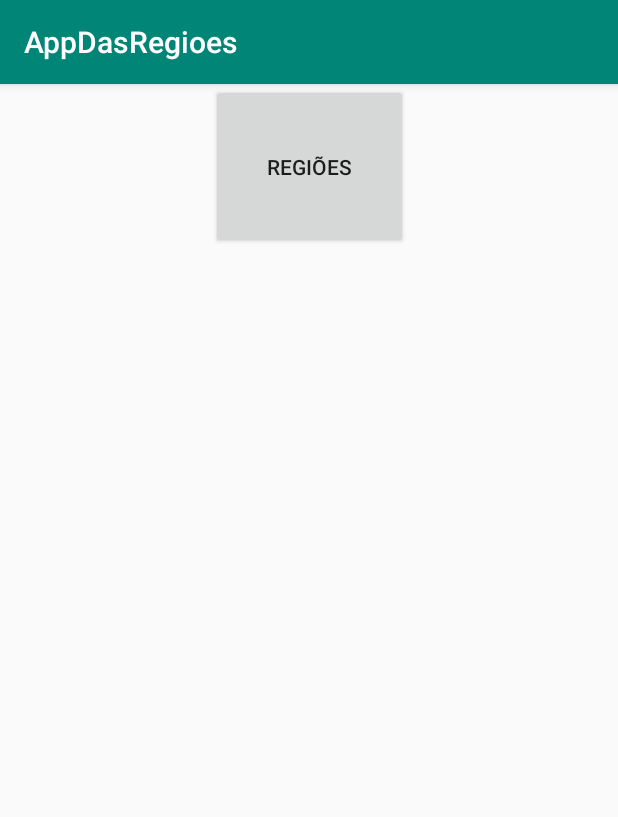
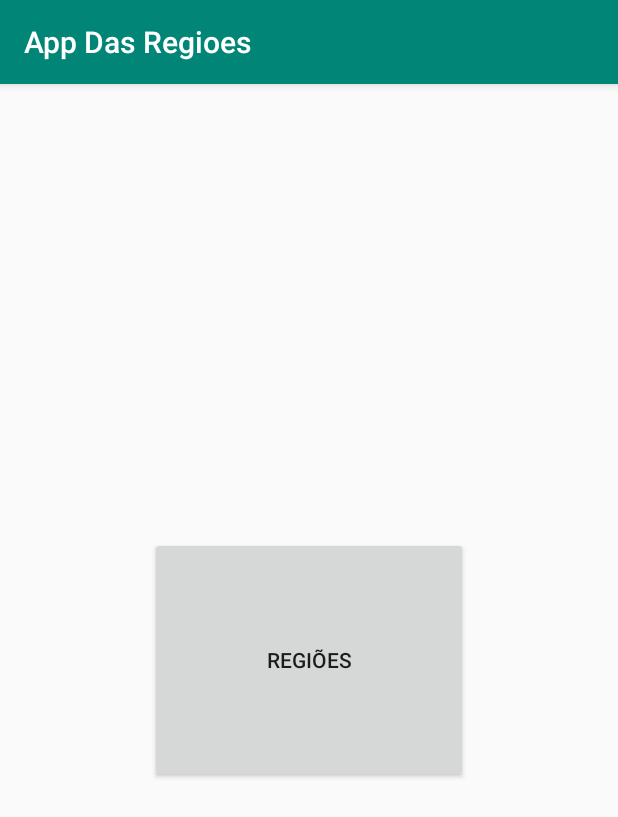
Before and after one commit to LuiizMartiins/AppDasRegioes, an Android app: the screen it shows after launch (MainActivity), on a phone screen of 412 x 824 dp. Shown: the top 817 px of the screen. Run offline under Robolectric (Android 15) with nearby library versions, the phone set to English and light mode, and no system bars.

Commit message:
Foi realizada algumas alterações no design do App

```diff
--- a/app/src/main/res/layout/activity_main.xml
+++ b/app/src/main/res/layout/activity_main.xml
@@ -8,13 +8,16 @@
 
     <Button
         android:id="@+id/btnRegioes"
-        android:layout_width="131dp"
-        android:layout_height="110dp"
+        android:layout_width="212dp"
+        android:layout_height="164dp"
         android:layout_marginStart="8dp"
+        android:layout_marginTop="8dp"
         android:layout_marginEnd="8dp"
+        android:layout_marginBottom="8dp"
         android:text="Regiões"
+        app:layout_constraintBottom_toBottomOf="parent"
         app:layout_constraintEnd_toEndOf="parent"
         app:layout_constraintStart_toStartOf="parent"
-        tools:layout_editor_absoluteY="258dp" />
+        app:layout_constraintTop_toTopOf="parent" />
 
 </android.support.constraint.ConstraintLayout>
--- a/app/src/main/res/values/strings.xml
+++ b/app/src/main/res/values/strings.xml
@@ -1,4 +1,4 @@
 <resources>
-    <string name="app_name">AppDasRegioes</string>
+    <string name="app_name">App Das Regioes</string>
     <string name="title_activity_act__regioes">act_Regioes</string>
 </resources>
```
Also changed, not shown: app/src/main/AndroidManifest.xml (+7 -2 lines), app/src/main/java/com/example/appdasregioes/RegioesActivity.java (+0 -11 lines), app/src/main/res/layout/activity_estados.xml (+8 -2 lines), app/src/main/res/layout/activity_regioes.xml (+6 -2 lines).
